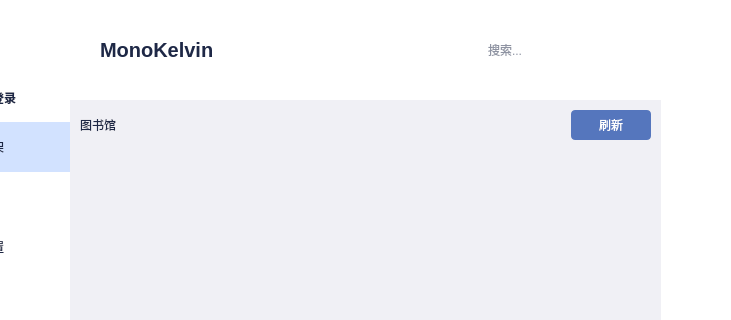
Above: MainWindow.ui from MonoKelvin/BookStudyApp before the change; both pictures show x 110 to 841 and y 0 to 320 of the 841 by 488 pixel window. Below: the same form after it.
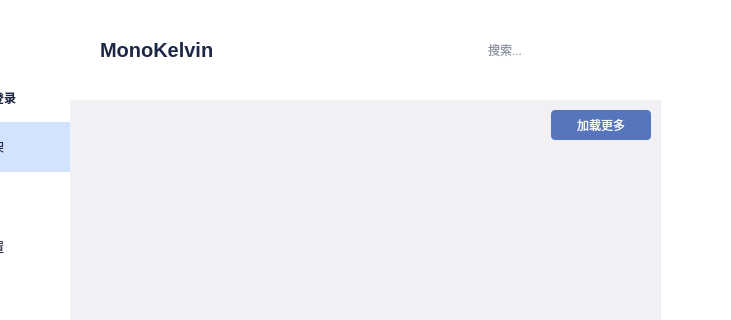
That is the form after the change. Icons and pictures are not drawn. Custom widgets are drawn as their Qt base class.

Commit message: 完成获取图书并在应用内展示功能

What changed in the file:
```diff
--- a/MainWindow.ui
+++ b/MainWindow.ui
@@ -22,16 +22,29 @@
 	primary-background: rgb(240, 240, 245);
 	icon-color: rgb(30,40,70);
 	btn_pressed-bg: background-color: rgb(241,243,246);
+
+	subtitle: color: #888;
+
+	orange: #ffa428;
 */
 
 *{
-	font: 16px &quot;Microsoft YaHei&quot;;
+	font: 14px &quot;Microsoft YaHei&quot;;
 	color: rgb(30,40,70);
 	background-color: rgb(240, 240, 245);
 	outline: none;
 	border:none;
 }
 
+/* ToolTip */
+QToolTip {
+	color: rgb(30,40,70);
+    border: 1px solid rgba(180, 180, 180, 100);
+    padding: 5px;
+    border-radius: 4px;
+    opacity: 150;
+}
+
 /* Menu */ 
 QMenu{
 	background-color: #fff;
@@ -60,15 +73,23 @@
 }
 
 /* Widget */
-
 #navMenuWidget , #toolBarWidget, #headerWidget
 {
 	background: #fff;
 }
 
+/* ProgressBar */
+QProgressBar
+{
+    color: transparent;
+    max-height: 4px;
+}
+QProgressBar::chunk {
+    background-color: #ffa428;
+}
+
 
 /* Label */
-
 QLabel
 {
 	background:transparent;
@@ -102,21 +123,34 @@
 	padding-left: 10px;
 }
 
-/* QListView */
-QListWidget
+/**************************************************/
+/* 					Library 				      */
+/**************************************************/
+
+/* Label */
+#lwLentBooksView,
+#lbBookTitle_lib
 {
 	font-size: 18px;
 	font-weight: bold;
 }
+#lbAuPubTime_lib,
+#lbSummary_lib
+{
+	color: #888;
+}
+#lbRating_lib
+{
+	color: #ffa428
+}
+
+/* QListView */
 QListView::item
 {
 	background-color: rgb(255, 255, 255);
-	color: rgb(30,40,70);
-	border-radius: 4px;
-	border: 0 solid transparent;
-	max-width: 130px;
-	max-height: 220px;
 	padding: 10px;
+	border-radius: 4px;
+	border: 0 solid transparent;
 }
 QListView::item:hover {
 	padding: 8px;
@@ -138,12 +172,16 @@
 	padding: 8px;
     border: 2px solid rgb(224,227,241);
 }
-
-
-
-#lbBookTitle{
-	font-size: 16px;
-	font-weight: bold;
+#lwLentBooksView::item
+{
+	color: rgb(30,40,70);
+	max-width: 130px;
+	max-height: 220px;
+}
+#lwLibraryView::item
+{
+	width: 480px;
+	height: 180px;
 }
 
 /* LineEdit */
@@ -163,7 +201,7 @@
 
 /* PushButton */
 
-#btnRefresh,
+#btnLoadMore,
 #btnLogout
 {
 	color: white;
@@ -171,7 +209,7 @@
 	border-radius: 4px;
 	background-color: rgb(85,118,189);
 }
-#btnRefresh:hover,
+#btnLoadMore:hover,
 #btnLogout:hover
 {
 	background-color: rgb(68,94,151);
@@ -490,7 +528,7 @@
         </widget>
        </item>
        <item>
-        <widget class="SimpleBookViewWidget" name="lwLentBooksView">
+        <widget class="BookViewWidget" name="lwLentBooksView">
          <property name="editTriggers">
           <set>QAbstractItemView::NoEditTriggers</set>
          </property>
@@ -549,15 +587,8 @@
        <property name="bottomMargin">
         <number>10</number>
        </property>
-       <item row="0" column="0">
-        <widget class="QLabel" name="lbClassification">
-         <property name="text">
-          <string>图书馆</string>
-         </property>
-        </widget>
-       </item>
        <item row="0" column="1">
-        <widget class="QPushButton" name="btnRefresh">
+        <widget class="QPushButton" name="btnLoadMore">
          <property name="minimumSize">
           <size>
            <width>80</width>
@@ -566,7 +597,7 @@
          </property>
          <property name="maximumSize">
           <size>
-           <width>80</width>
+           <width>100</width>
            <height>16777215</height>
           </size>
          </property>
@@ -574,12 +605,15 @@
           <cursorShape>PointingHandCursor</cursorShape>
          </property>
          <property name="text">
-          <string>刷新</string>
+          <string>加载更多</string>
          </property>
         </widget>
        </item>
        <item row="1" column="0" colspan="2">
-        <widget class="QListWidget" name="lwClassificationView">
+        <widget class="BookViewWidget" name="lwLibraryView">
+         <property name="editTriggers">
+          <set>QAbstractItemView::NoEditTriggers</set>
+         </property>
          <property name="verticalScrollMode">
           <enum>QAbstractItemView::ScrollPerPixel</enum>
          </property>
@@ -589,6 +623,9 @@
          <property name="movement">
           <enum>QListView::Static</enum>
          </property>
+         <property name="flow">
+          <enum>QListView::LeftToRight</enum>
+         </property>
          <property name="resizeMode">
           <enum>QListView::Adjust</enum>
          </property>
@@ -601,6 +638,8 @@
         </widget>
        </item>
       </layout>
+      <zorder>lwLibraryView</zorder>
+      <zorder>btnLoadMore</zorder>
      </widget>
      <widget class="QWidget" name="pageSetting">
       <layout class="QVBoxLayout" name="verticalLayout_6">
@@ -780,9 +819,9 @@
    <header location="global">Widgets/AvatorWidget.h</header>
   </customwidget>
   <customwidget>
-   <class>SimpleBookViewWidget</class>
+   <class>BookViewWidget</class>
    <extends>QListWidget</extends>
-   <header location="global">Widgets/SimpleBookViewWidget.h</header>
+   <header location="global">Widgets/BookViewWidget.h</header>
   </customwidget>
  </customwidgets>
  <resources/>
```
The commit also changes 17 other files.
